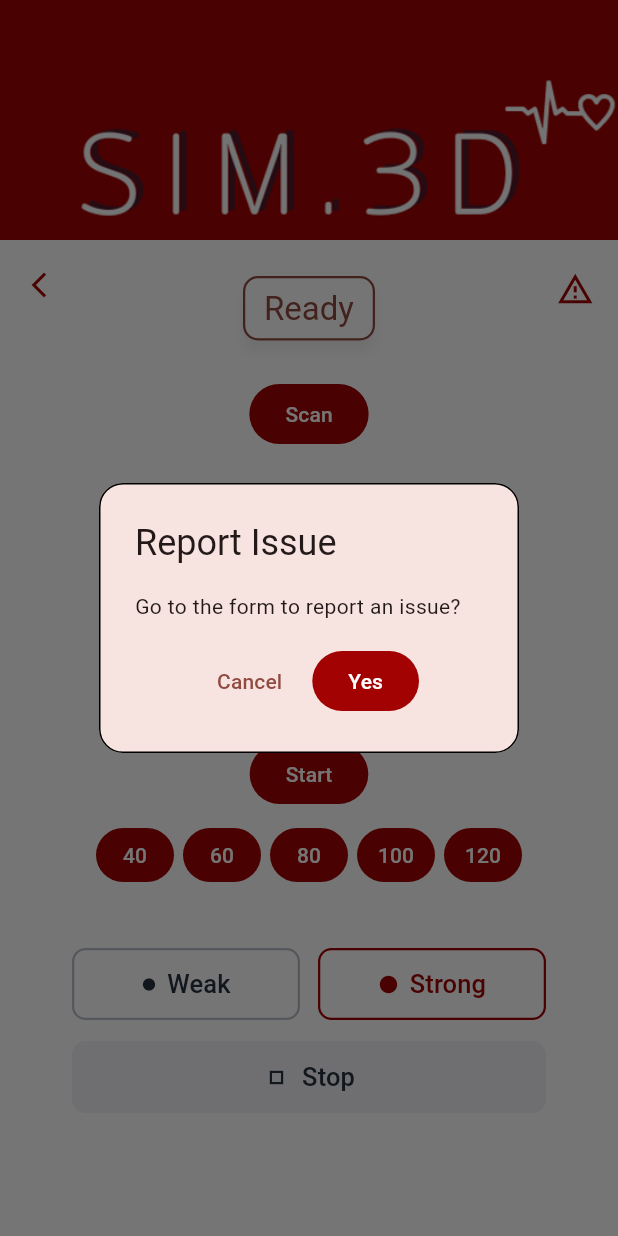
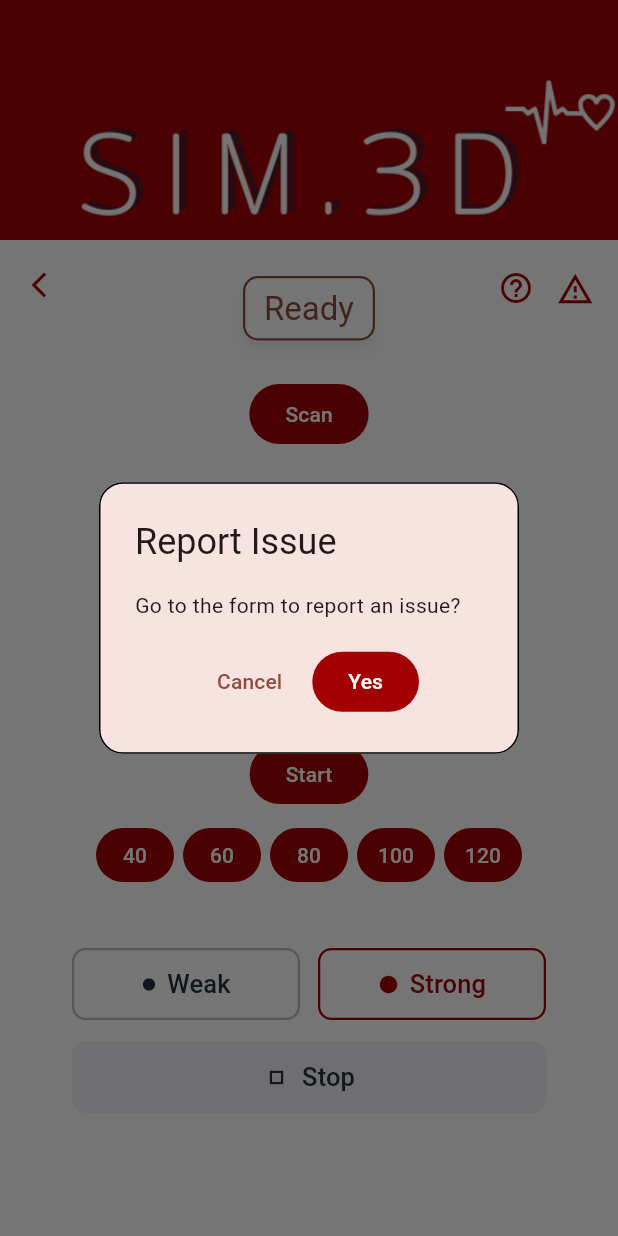
Before and after one commit to Lemonaderz/Flutter-pi-pump-app, a Flutter app: the PulsePage screen opened directly, after a tap on the "warning amber" icon, on a phone screen of 412 x 824 dp. Run offline on Flutter 3.47's test engine with Material 3 defaults, Android fonts, the phone set to English and light mode, and no system bars; our stand-ins replace permission_handler, webview_flutter; missing offline and left inert: flutter_reactive_ble, wifi_iot.

Commit message:
Adjusted screen sizing and added info button + adjusted alert text size

```diff
--- a/lib/screens/pulse_page.dart
+++ b/lib/screens/pulse_page.dart
@@ -32,9 +32,9 @@ class _PulsePageState extends State<PulsePage> with TickerProviderStateMixin {
     final appState = context.watch<MyAppState>();
     final pair = appState.current;
     final mediaQuery = MediaQuery.of(context);
+    final isTablet = mediaQuery.size.shortestSide >= 600;
     final isTabletLandscape =
-        mediaQuery.size.shortestSide >= 600 &&
-        mediaQuery.orientation == Orientation.landscape;
+        isTablet && mediaQuery.orientation == Orientation.landscape;
     final controlHorizontalPadding =
         isTabletLandscape ? mediaQuery.size.width * 0.25 : 48.0;
     appState.requestPermission();
@@ -55,14 +55,10 @@ class _PulsePageState extends State<PulsePage> with TickerProviderStateMixin {
                 child: LayoutBuilder(
                   builder: (context, constraints) {
                     return SingleChildScrollView(
-                      physics: isTabletLandscape
-                          ? const NeverScrollableScrollPhysics()
-                          : const ClampingScrollPhysics(),
+                      physics: const ClampingScrollPhysics(),
                       child: ConstrainedBox(
-                        constraints: BoxConstraints(minHeight: constraints.maxHeight),
-                        child: Padding(
-                          padding: EdgeInsets.only(
-                            bottom: isTabletLandscape ? 0.0 : 20.0,
+                        constraints: BoxConstraints(
+                          minHeight: constraints.maxHeight,
                         ),
                         child: Column(
                           mainAxisAlignment: MainAxisAlignment.start,
@@ -99,25 +95,55 @@ class _PulsePageState extends State<PulsePage> with TickerProviderStateMixin {
                             BigCard(pair: pair),
                             Align(
                               alignment: Alignment.topRight,
-                              child: GestureDetector(
+                              child: Row(
+                                mainAxisSize: MainAxisSize.min,
+                                children: [
+                                  GestureDetector(
+                                    behavior: HitTestBehavior.opaque,
+                                    onTap: () async {
+                                      showDialog(
+                                        context: context,
+                                        builder: (BuildContext context) {
+                                          return AppAlertDialog(
+                                            title: 'How To Use',
+                                            content:
+                                              '1. First, click scan. Wait until it says "Connected".\n'
+                                              '2. Second, enter a heart rate and click start. Alternatively, use one of the preset buttons.\n'
+                                              '3. If you want to change the strength, click weak/strong.\n'
+                                              '4. To stop, click stop.\n'
+                                              '5. If you have found an issue or bug, click the warning icon in the top right, to be sent to a report form',
+                                            actionsAlignment:
+                                                MainAxisAlignment.center,
+                                            actions: [
+                                              ElevatedButton(
+                                                onPressed: () =>
+                                                    Navigator.of(context).pop(),
+                                                child: const Text('OK'),
+                                              ),
+                                            ],
+                                          );
+                                        },
+                                      );
+                                    },
+                                    child: Container(
+                                      width: 40,
+                                      height: 60,
+                                      alignment: Alignment.topRight,
+                                      child: const Icon(
+                                        Icons.help_outline,
+                                        size: 24,
+                                        color: Color(0xFFA20202),
+                                      ),
+                                    ),
+                                  ),
+                                  GestureDetector(
                                     behavior: HitTestBehavior.opaque,
                                     onTap: () async {
                                       showDialog(context: context, builder: (BuildContext context) {
-                                    return  AlertDialog(
-                                    shape: RoundedRectangleBorder(
-                                      borderRadius:
-                                          BorderRadius.all(Radius.circular(16)),
-                                      side: const BorderSide(),
-                                    ),
-                                    contentPadding: const EdgeInsets.only(
-                                      left: 24.0,
-                                      top: 16.0,
-                                      right: 24.0,
-                                      bottom: 16.0,
-                                    ),
-                                    title: Text("Report Issue"),
+                                        return  AppAlertDialog(
+                                        title: "Report Issue",
                                         content:
-                                        Text("Go to the form to report an issue?"),
+                                            "Go to the form to report an issue?",
                                         actionsAlignment: MainAxisAlignment.center,
                                         actions: [
                                           TextButton(
@@ -138,15 +164,17 @@ class _PulsePageState extends State<PulsePage> with TickerProviderStateMixin {
                                       });
                                     },
                                     child: Container(
-                                  width: 80,
+                                      width: 40,
                                       height: 60,
                                       alignment: Alignment.topRight,
-                                  child: Icon(
+                                      child: const Icon(
                                         Icons.warning_amber_outlined,
                                         size: 25,
                                         color: Color(0xFFA20202),
                                       ),
                                     ),
+                                  ),
+                                ],
                               ),
                             ),
                           ],
@@ -371,7 +399,6 @@ class _PulsePageState extends State<PulsePage> with TickerProviderStateMixin {
                           ],
                         ),
                       ),
-                      ),
                     );
                   },
                 ),
--- a/lib/widgets/alert_dialog.dart
+++ b/lib/widgets/alert_dialog.dart
@@ -1,4 +1,67 @@
 import 'package:flutter/material.dart';
+
+class AppAlertDialog extends StatelessWidget {
+  const AppAlertDialog({
+    super.key,
+    required this.title,
+    required this.content,
+    this.actions,
+    this.actionsAlignment,
+    this.contentPadding,
+  });
+
+  final String title;
+  final String content;
+  final List<Widget>? actions;
+  final MainAxisAlignment? actionsAlignment;
+  final EdgeInsetsGeometry? contentPadding;
+
+  static const double _tabletBreakpoint = 600.0;
+  static const double _tabletTextScale = 1.5;
+
+  @override
+  Widget build(BuildContext context) {
+    final mediaQuery = MediaQuery.of(context);
+    final isTablet = mediaQuery.size.shortestSide >= _tabletBreakpoint;
+    final baseTextScale = mediaQuery.textScaler.scale(14) / 14;
+    final dialogTextScale =
+        isTablet ? baseTextScale * _tabletTextScale : baseTextScale;
+
+    return MediaQuery(
+      data: mediaQuery.copyWith(
+        textScaler: TextScaler.linear(dialogTextScale),
+      ),
+      child: AlertDialog(
+        shape: const RoundedRectangleBorder(
+          borderRadius: BorderRadius.all(Radius.circular(16)),
+          side: BorderSide(),
+        ),
+        contentPadding:
+            contentPadding ??
+            const EdgeInsets.only(
+              left: 24.0,
+              top: 16.0,
+              right: 24.0,
+              bottom: 16.0,
+            ),
+        title: Text(title),
+        content: Text(content),
+        contentTextStyle: Theme.of(
+          context,
+        ).textTheme.bodyMedium?.copyWith(height: 1.5),
+        actionsAlignment: actionsAlignment,
+        actions:
+            actions ??
+            [
+              TextButton(
+                onPressed: () => Navigator.of(context).pop(),
+                child: const Text('Ok'),
+              ),
+            ],
+      ),
+    );
+  }
+}
 
 class CustomAlertDialog extends StatelessWidget {
   final String title;
@@ -8,25 +71,9 @@ class CustomAlertDialog extends StatelessWidget {
 
   @override
   Widget build(BuildContext context) {
-    return AlertDialog(
-      shape: RoundedRectangleBorder(
-        borderRadius: BorderRadius.all(Radius.circular(16)),
-        side: const BorderSide(),
-      ),
-      contentPadding: const EdgeInsets.only(
-        left: 24.0,
-        top: 16.0,
-        right: 24.0,
-        bottom: 16.0,
-      ),
-      title: Text(title),
-      content: Text(content),
-      actions: [
-        TextButton(
-          onPressed: () => Navigator.of(context).pop(),
-          child: const Text('Ok'),
-        ),
-      ],
+    return AppAlertDialog(
+      title: title,
+      content: content,
     );
   }
 }
```
Also changed, not shown: lib/screens/laryng_page.dart (+3 -13 lines), lib/screens/vent_page.dart (+53 -27 lines). Lines whose indentation alone changed are shown as unchanged.
